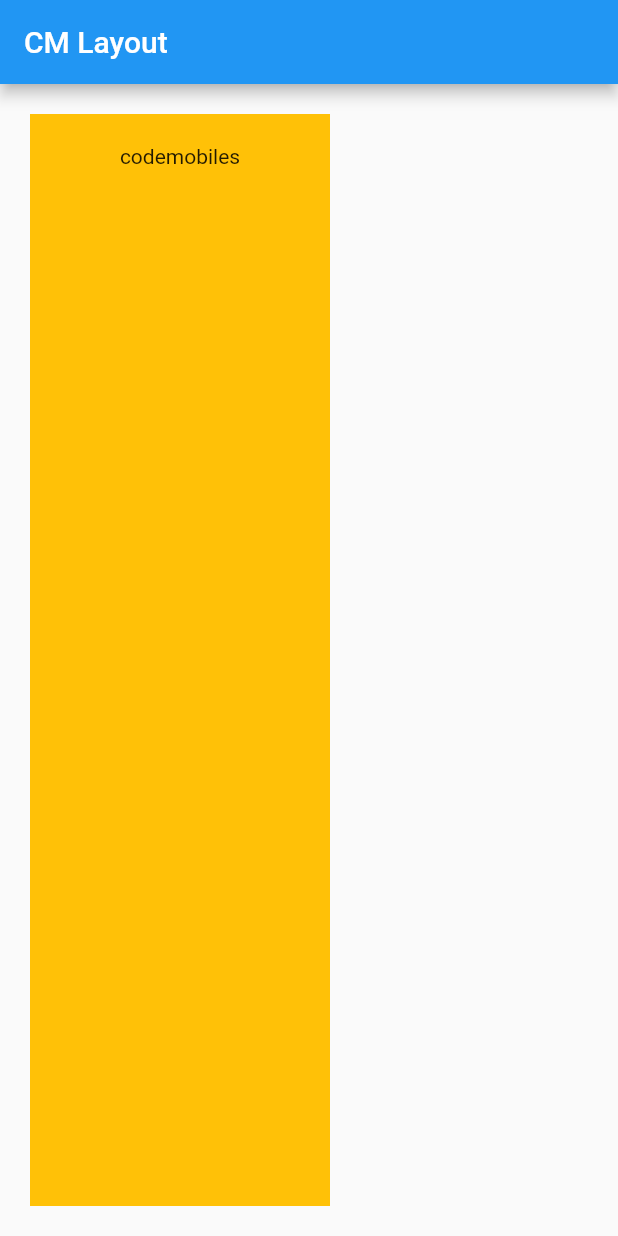
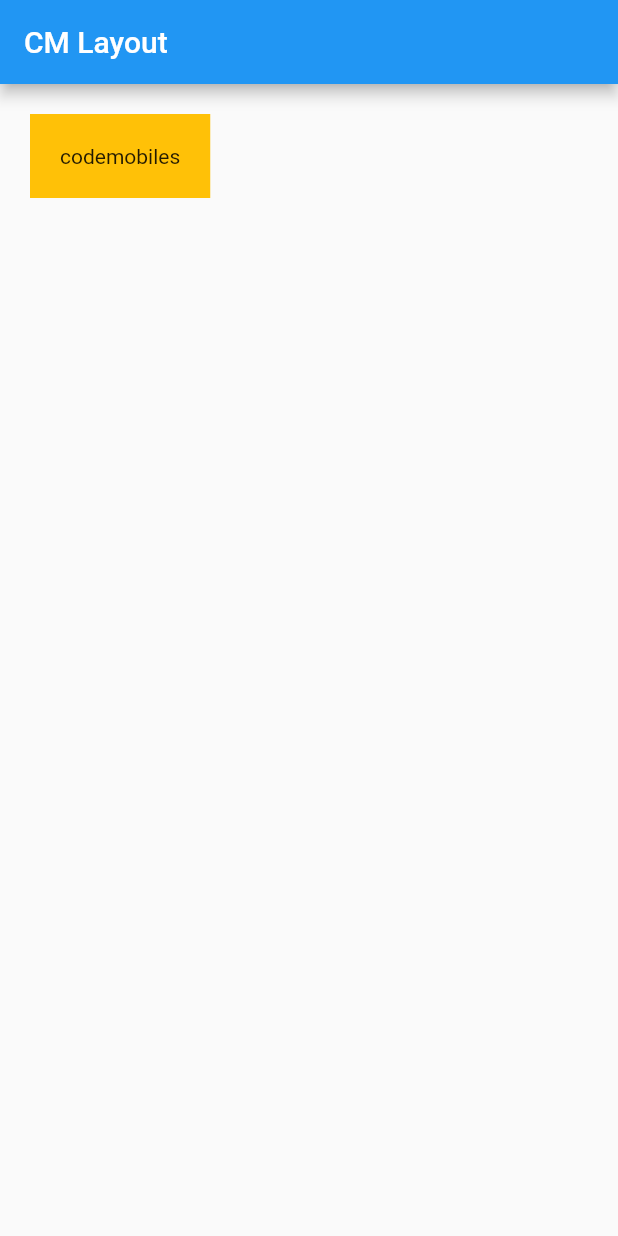
Before and after one commit to iiimomoniii/Flutter_App, a Flutter app: the screen it shows after launch, on a phone screen of 412 x 824 dp. Run offline on Flutter 3.47's test engine with Material 2 defaults, Android fonts, the phone set to English and light mode, and no system bars.

Commit message:
Update main.dart
ถ้าไม่ใส่ alignment เเละ constraints Container ก็จะมีขนาดพื้นที่เท่ากับข้อความ

```diff
--- a/lib/main.dart
+++ b/lib/main.dart
@@ -22,14 +22,14 @@ class MyApp extends StatelessWidget {
           //กำหนดสีพื่นหลังของ Container
           color: Colors.amber,
           //constraints กำหนดความกว้างของ Container
-          constraints : BoxConstraints.expand(width: 200),
+          //constraints : BoxConstraints.expand(width: 200),
           // padding เป็นตัวกำหนดให้ข้อความห่างจากขอบจอทุกด้าน
           padding : EdgeInsets.all(20),
           // margin เป็นตัวกำหนดให้ Container จากขอบจอทุกด้าน
           margin: EdgeInsets.all(20),
           //alignment เป็นกำหนดตำเเหน่งของข้อความ
           //Alignment Alignment.topCenter ชิดจอด้านบน
-          alignment: Alignment.topCenter,
+          //alignment: Alignment.topCenter,
           //ถ้ามีข้อความเกิดขึ้นข้อความ พื่นหลังของ Container (color: Colors) จะมีการเปลี่ยนเเปลงตามขอบเขตของ ข้อความนั้น
           child: Text("codemobiles"),
         ),
```
